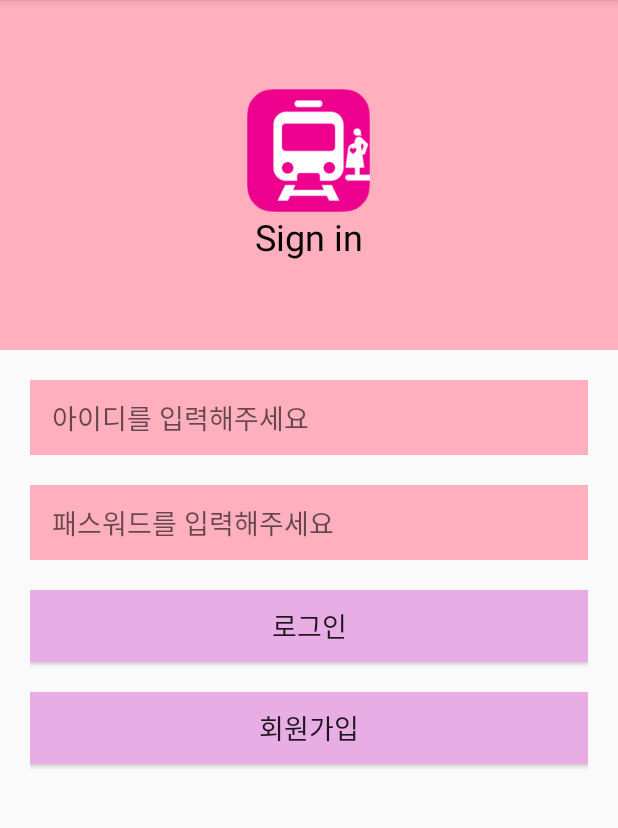
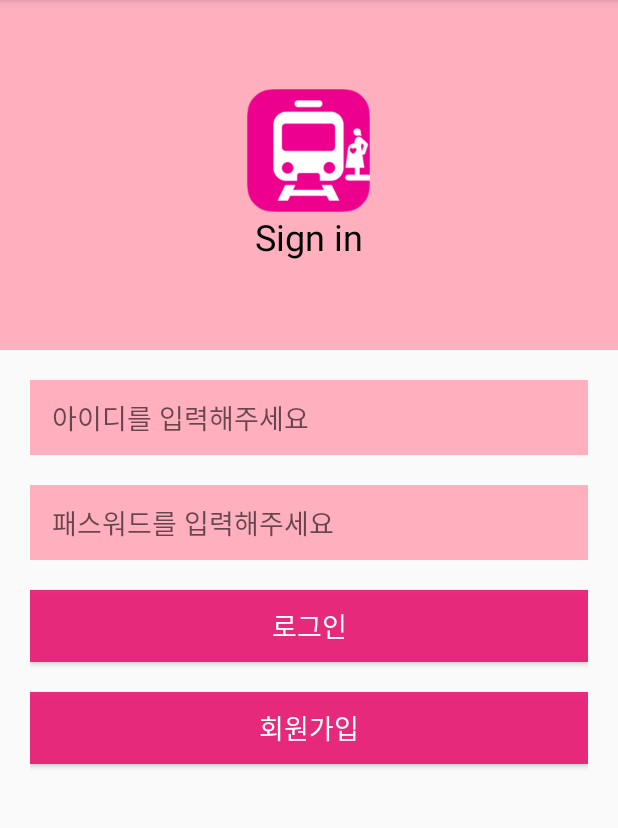
Before and after one commit to GiYeongUM/BabyFrist_Project, an Android app: the screen it shows after launch (LoginActivity), after a tap on "로그인", on a phone screen of 412 x 824 dp, the part 84-912 px from its top. Run offline under Robolectric (Android 15) with nearby library versions, the phone set to English and light mode, and no system bars.

Commit message:
version 0616 (Completed)

```diff
--- a/BabyFirst/app/src/main/java/Project/babyfirst/Info.java
+++ b/BabyFirst/app/src/main/java/Project/babyfirst/Info.java
@@ -11,10 +11,9 @@ public class Info extends AppCompatActivity  {
     CustomerDatabaseHelper databaseHelper;
     String tableName = "Member";
     String databaseName = "LoginDB";
-    String Cnum;
+    String Cid;
     String Cpass;
     String Cname;
-    String Cmajor;
     @Override
     protected void onCreate(Bundle savedInstanceState) {
         super.onCreate(savedInstanceState);
--- a/BabyFirst/app/src/main/java/Project/babyfirst/LoginActivity.java
+++ b/BabyFirst/app/src/main/java/Project/babyfirst/LoginActivity.java
@@ -4,12 +4,11 @@ import android.content.Intent;
 import android.database.Cursor;
 import android.os.Bundle;
 import android.view.View;
-import android.widget.Button;
 import android.widget.EditText;
 import android.widget.Toast;
 
 
-public class LoginActivity extends Info { // 로그인 액티비티
+public class LoginActivity extends Info {
     EditText idText;
     EditText passText;
     String Id;
@@ -18,48 +17,38 @@ public class LoginActivity extends Info { // 로그인 액티비티
     protected void onCreate(Bundle savedInstanceState) {
         super.onCreate(savedInstanceState);
         setContentView(R.layout.activity_login);
-        Button btnsecondAct = (Button) findViewById(R.id.btn_login);
-        Button btnSignUp = (Button) findViewById(R.id.btn_register);
         idText = (EditText) findViewById(R.id.et_id);
         passText = (EditText) findViewById(R.id.et_pass);
-        btnSignUp.setOnClickListener(new View.OnClickListener() {
-            @Override
-            public void onClick(View view) {
-                Intent signup = new Intent(getApplication(), signUpActivity.class);
-                signup.putExtra("splash", "splash");
-                startActivity(signup);
     }
-
-        });
-
-
+    public void login(View v) {
         if (database != null) {
-            Cursor cursor = database.rawQuery("SELECT name, id, pass FROM " + tableName, null);
+            Cursor cursor = database.rawQuery("SELECT id, pass, name FROM " + tableName, null);
             int count = cursor.getCount();
             for (int i = 0; i < count; i++) {
                 cursor.moveToNext();
-                Cname = cursor.getString(0);
-                Cnum = cursor.getString(1);
-                Cpass = cursor.getString(2);
+                Cid = cursor.getString(0);
+                Cpass = cursor.getString(1);
+                Cname = cursor.getString(2);
             }
             Id = idText.getText().toString();
             Pass = passText.getText().toString();
-            btnsecondAct.setOnClickListener(new View.OnClickListener() {
-                @Override
-                public void onClick(View view) {
-                    if (Id.equals(Cnum) && Pass.equals(Cpass)) {
+            if (Id.equals(Cid) && Pass.equals(Cpass)) {
                 Intent main = new Intent(getApplication(), MainActivity.class);
                 main.putExtra("splash", "splash");
                 startActivity(main);
                 Toast.makeText(getApplicationContext(), Cname + "님 환영합니다.",
                         Toast.LENGTH_SHORT).show();
+
             } else {
                 Toast.makeText(getApplicationContext(), "정확한 정보를 입력하세요.",
                         Toast.LENGTH_SHORT).show();
             }
-                }
-            });
             cursor.close();
         }
     }
+    public void sign(View view) {
+        Intent member = new Intent(getApplication(), signUpActivity.class);
+        member.putExtra("splash", "splash");
+        startActivity(member);
     }
+}
--- a/BabyFirst/app/src/main/res/layout/activity_login.xml
+++ b/BabyFirst/app/src/main/res/layout/activity_login.xml
@@ -58,23 +58,30 @@
             android:ems="10"
             android:hint="  패스워드를 입력해주세요"
             android:inputType="textPersonName"
-            android:paddingLeft="5dp" />
+            android:paddingLeft="5dp"
+            android:password="true" />
 
         <Button
             android:id="@+id/btn_login"
             android:layout_width="match_parent"
             android:layout_height="wrap_content"
             android:layout_marginBottom="20dp"
-            android:background="#E8ADE4"
+            android:background="#EEE91E76"
             android:text="로그인"
-            android:textSize="18sp" />
+            android:onClick="login"
+            android:textColor="@color/white"
+            android:textSize="18sp"
+            tools:ignore="OnClick" />
 
         <Button
             android:id="@+id/btn_register"
             android:layout_width="match_parent"
             android:layout_height="wrap_content"
-            android:background="#E8ADE4"
+            android:background="#EEE91E76"
             android:text="회원가입"
-            android:textSize="18sp" />
+            android:onClick="sign"
+            android:textColor="@color/white"
+            android:textSize="18sp"
+            tools:ignore="OnClick" />
     </LinearLayout>
 </LinearLayout>
```
Also changed, not shown: BabyFirst/app/src/main/java/Project/babyfirst/MainActivity.java (+12 -0 lines), BabyFirst/app/src/main/java/Project/babyfirst/signUpActivity.java (+5 -4 lines). Lines whose indentation alone changed are shown as unchanged.
